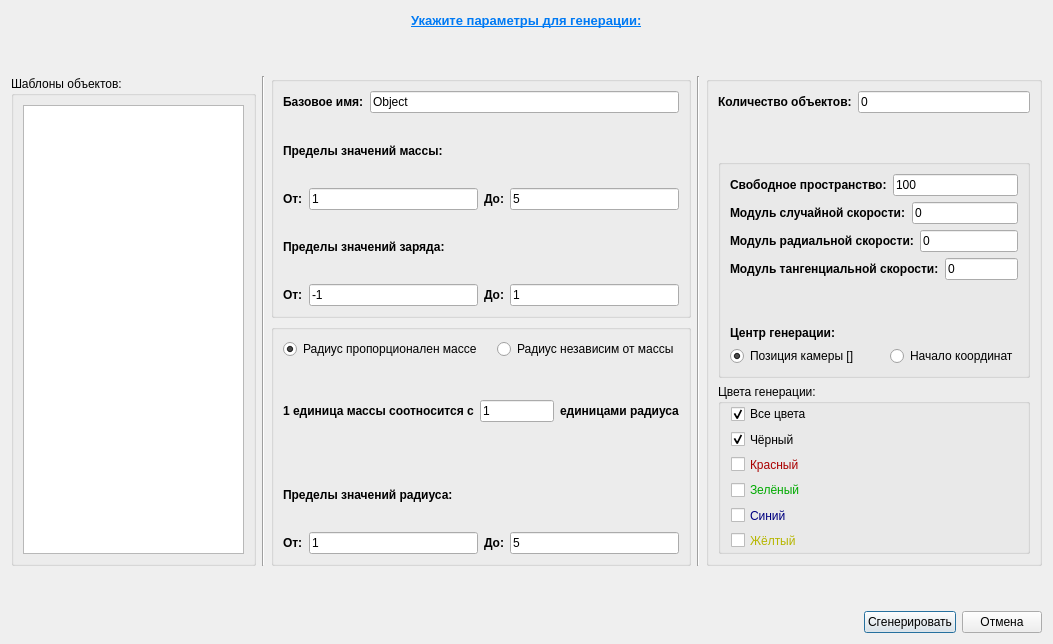
Above: generatewidget.ui from GRUB666/SPS---Simple-Physical-Simulator before the change. Below: the same form after it.
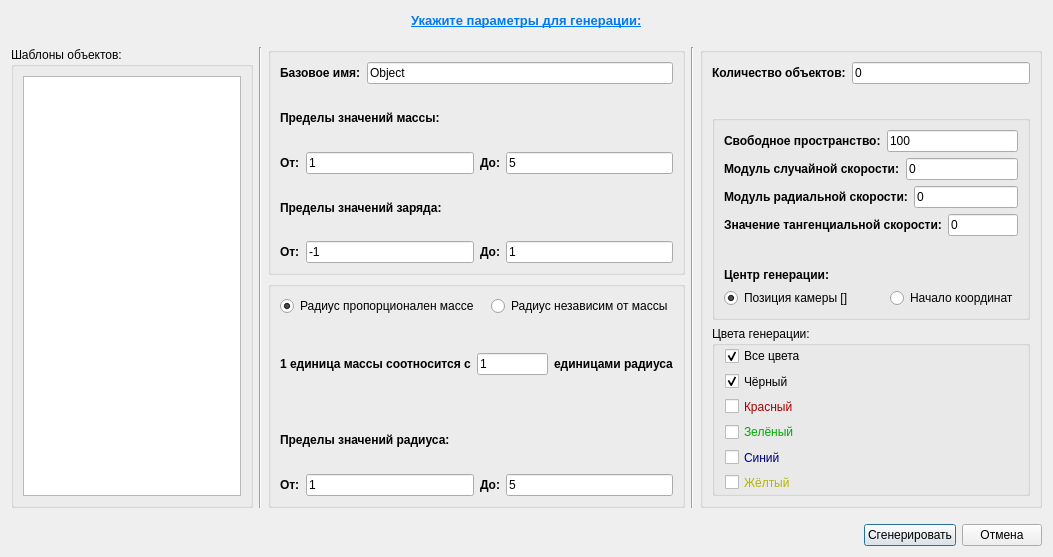
That is the form after the change.

What changed in the file:
```diff
--- a/generatewidget.ui
+++ b/generatewidget.ui
@@ -7,7 +7,7 @@
     <x>0</x>
     <y>0</y>
     <width>1053</width>
-    <height>644</height>
+    <height>557</height>
    </rect>
   </property>
   <property name="windowTitle">
@@ -651,7 +651,7 @@
                     </font>
                    </property>
                    <property name="text">
-                    <string>Модуль тангенциальной скорости:</string>
+                    <string>Значение тангенциальной скорости:</string>
                    </property>
                   </widget>
                  </item>
```
